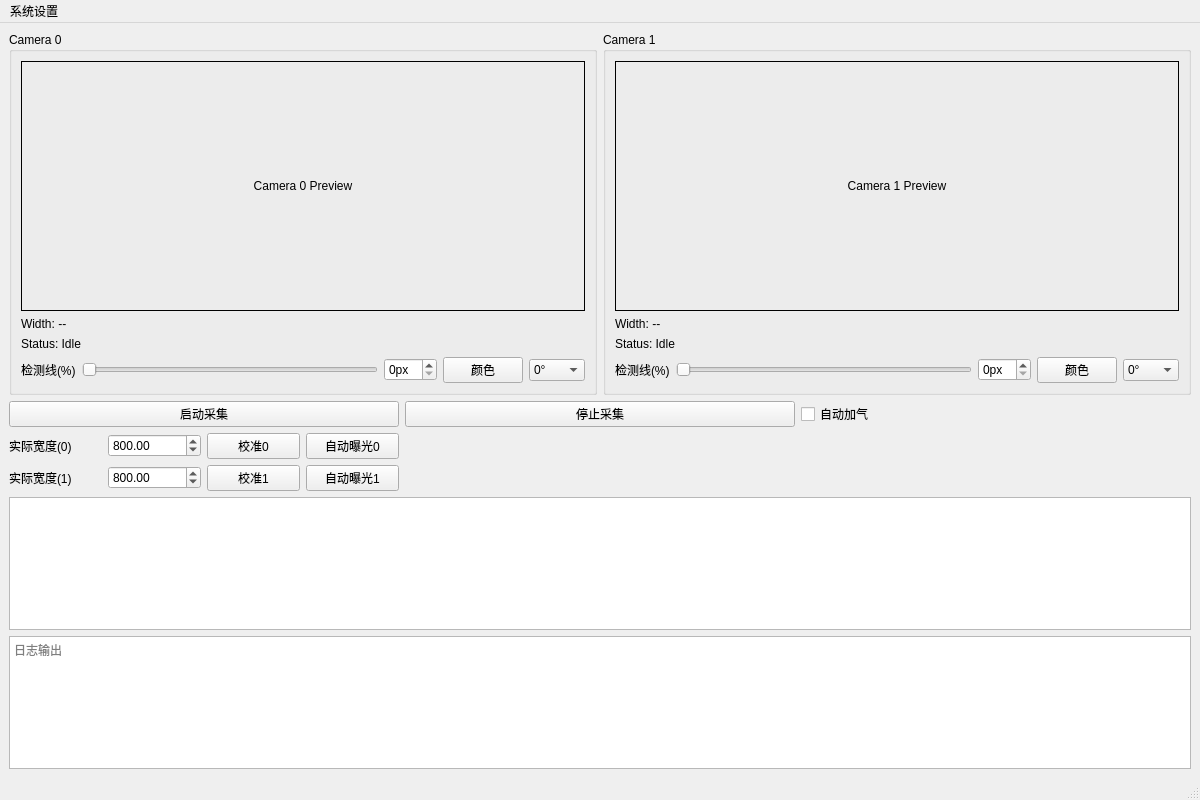
Qt form xingaodaapp.ui (ba7lgj-dev/MyOpenCV) before a commit.
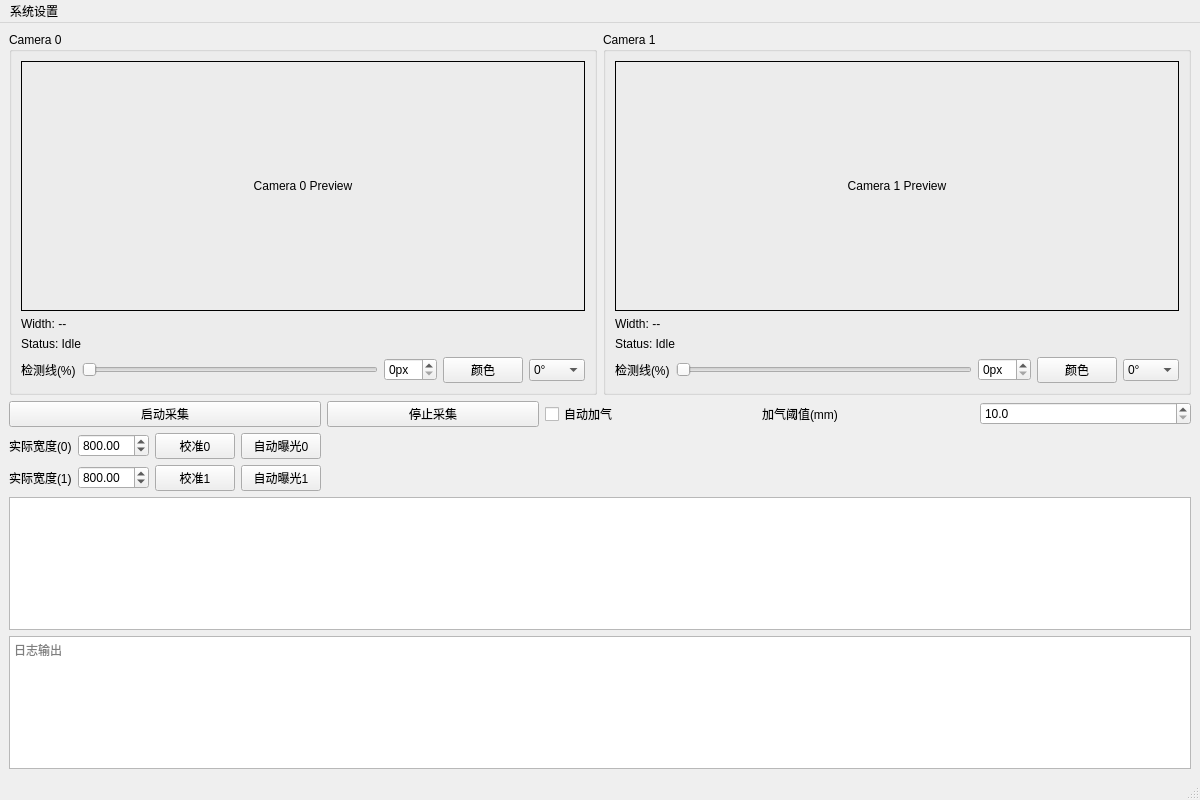
The same form after that commit. Custom widgets are drawn as their Qt base class.

Commit message: Add automatic pump configuration UI and safeguards

The edit to the form file:
```diff
--- a/xingaodaapp.ui
+++ b/xingaodaapp.ui
@@ -210,6 +210,29 @@
         </property>
        </widget>
       </item>
+      <item row="0" column="3">
+       <widget class="QLabel" name="labelPumpThreshold">
+        <property name="text">
+         <string>加气阈值(mm)</string>
+        </property>
+       </widget>
+      </item>
+      <item row="0" column="4">
+       <widget class="QDoubleSpinBox" name="spinPumpThreshold">
+        <property name="minimum">
+         <double>10.000000000000000</double>
+        </property>
+        <property name="maximum">
+         <double>10000.000000000000000</double>
+        </property>
+        <property name="decimals">
+         <number>1</number>
+        </property>
+        <property name="singleStep">
+         <double>1.000000000000000</double>
+        </property>
+       </widget>
+      </item>
       <item row="1" column="0">
        <layout class="QHBoxLayout" name="horizontalLayout">
         <item>
```
Left out of the diff: 6 changed lines with no effect on the pictures. Lines whose indentation alone changed are shown as unchanged. The commit also changes 11 other files.
